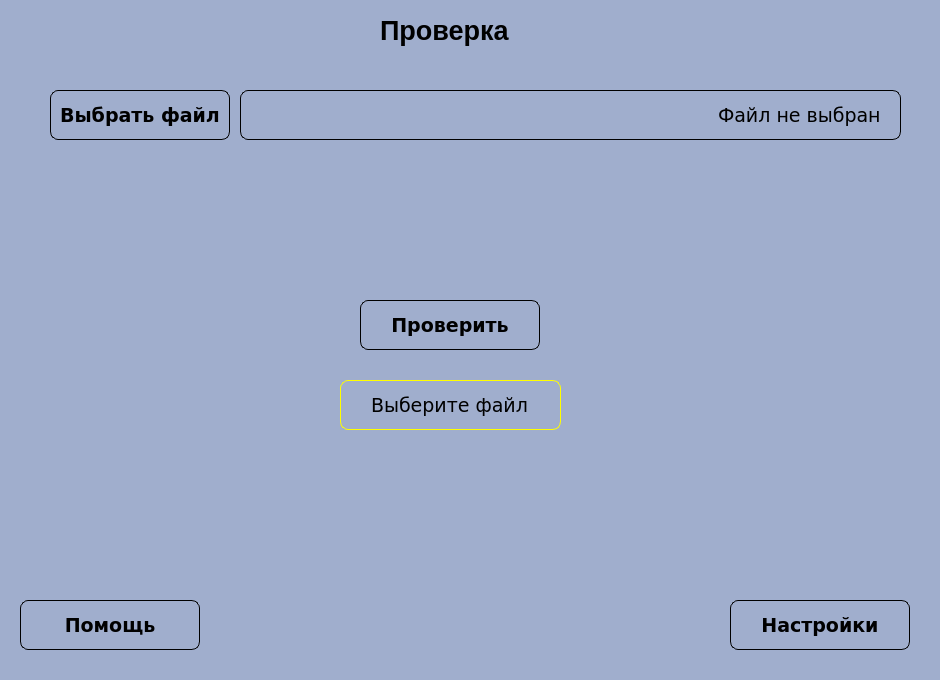
Asklit/CourseProjectPython, file uiMainFile.ui: the form before one commit.
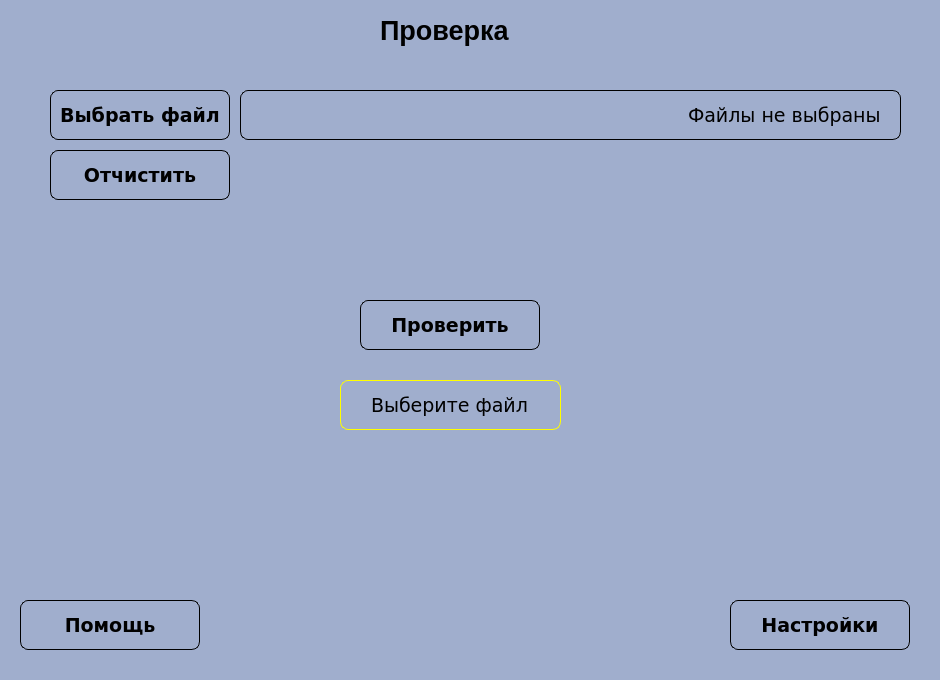
The form after the commit.

What changed in the file:
```diff
--- a/uiMainFile.ui
+++ b/uiMainFile.ui
@@ -129,7 +129,7 @@
 }</string>
     </property>
     <property name="text">
-     <string>Файл не выбран</string>
+     <string>Файлы не выбраны</string>
     </property>
     <property name="alignment">
      <set>Qt::AlignRight|Qt::AlignTrailing|Qt::AlignVCenter</set>
@@ -297,6 +297,46 @@
      <string>Помощь</string>
     </property>
    </widget>
+   <widget class="QPushButton" name="btnClearFiles">
+    <property name="geometry">
+     <rect>
+      <x>50</x>
+      <y>150</y>
+      <width>180</width>
+      <height>50</height>
+     </rect>
+    </property>
+    <property name="maximumSize">
+     <size>
+      <width>16777215</width>
+      <height>16777215</height>
+     </size>
+    </property>
+    <property name="font">
+     <font>
+      <family>Verdana</family>
+      <pointsize>14</pointsize>
+      <weight>75</weight>
+      <bold>true</bold>
+     </font>
+    </property>
+    <property name="styleSheet">
+     <string notr="true">QPushButton {
+  color: solid black;
+  font-weight: 600;
+  border-radius: 8px;
+  border: 1px solid black;
+  outline: 0px;
+}
+QPushButton:hover {
+  background-color: #6E6E6E;
+  border: 1px solid black;
+}</string>
+    </property>
+    <property name="text">
+     <string>Отчистить</string>
+    </property>
+   </widget>
   </widget>
   <widget class="QStatusBar" name="statusbar"/>
  </widget>
```
